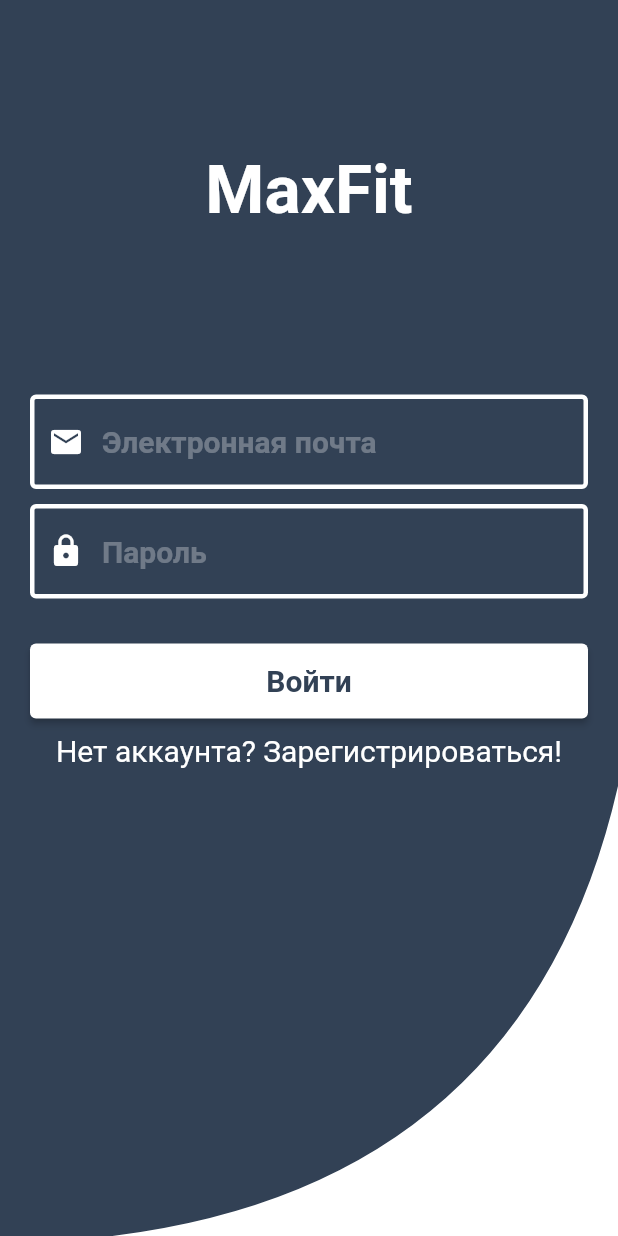
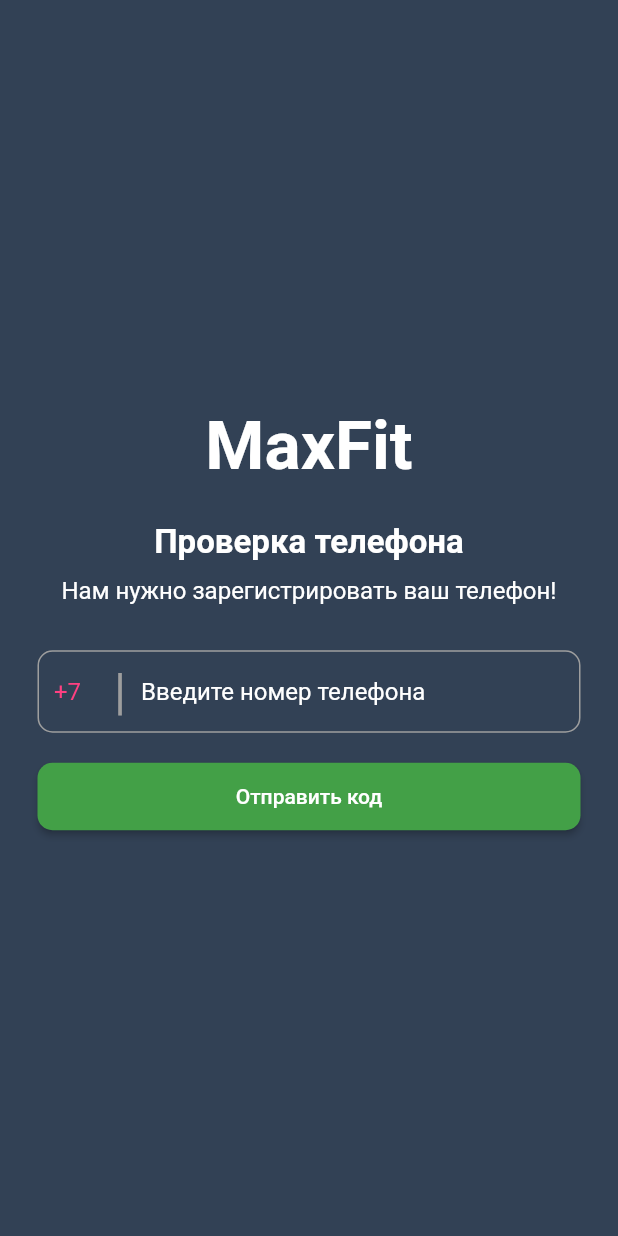
Before and after one commit to doctrix2014/MaxFit, a Flutter app: the screen it shows after launch, on a phone screen of 412 x 824 dp. Run offline on Flutter 3.47's test engine with Material 2 defaults, Android fonts, the light colour scheme and no system bars; our stand-ins replace firebase_auth, firebase_core, fluttertoast, pinput; accounts and stored records are empty.

Commit message:
Добавил регистрацию через телефон

```diff
--- a/lib/main.dart
+++ b/lib/main.dart
@@ -1,6 +1,9 @@
 import 'package:firebase_core/firebase_core.dart';
 import 'package:flutter/material.dart';
+import 'package:maxfit/screens/authphone.dart';
+import 'package:maxfit/screens/home.dart';
 import 'package:maxfit/screens/landing.dart';
+import 'package:maxfit/screens/verify.dart';
 import 'package:maxfit/services/auth.dart';
 import 'package:provider/provider.dart';
 import 'domain/user.dart';
@@ -23,6 +26,11 @@ class MaxFitApp extends StatelessWidget {
         initialData: null,
         child: MaterialApp(
             debugShowCheckedModeBanner: false,
+            routes: {
+              'phone': (context) => MyPhone(),
+              'verify': (context) => MyVerify(),
+              'home': (context) => HomePage()
+            },
             title: 'Max Fitness',
             theme: ThemeData(
                 primaryColor: const Color.fromRGBO(50, 65, 85, 1),
--- a/lib/screens/auth.dart
+++ b/lib/screens/auth.dart
@@ -1,4 +1,3 @@
-import 'package:firebase_auth/firebase_auth.dart';
 import 'package:flutter/material.dart';
 import 'package:fluttertoast/fluttertoast.dart';
 import 'package:maxfit/domain/user.dart';
--- /dev/null
+++ b/lib/screens/authphone.dart
@@ -0,0 +1,152 @@
+import 'package:firebase_auth/firebase_auth.dart';
+import 'package:flutter/material.dart';
+
+import '../domain/user.dart';
+import '../services/auth.dart';
+
+class MyPhone extends StatefulWidget {
+  const MyPhone({Key? key}) : super(key: key);
+
+  static String verify = "";
+
+  @override
+  State<MyPhone> createState() => _MyPhoneState();
+}
+
+class _MyPhoneState extends State<MyPhone> {
+  TextEditingController countryController = TextEditingController();
+
+  final AuthService _authService = AuthService();
+
+  var phone = "";
+
+  @override
+  void initState() {
+    // TODO: implement initState
+    countryController.text = "+7";
+    super.initState();
+  }
+
+  @override
+  Widget build(BuildContext context) {
+    return Scaffold(
+      backgroundColor: Theme.of(context).primaryColor,
+      body: Container(
+        margin: EdgeInsets.only(left: 25, right: 25),
+        alignment: Alignment.center,
+        child: SingleChildScrollView(
+          child: Column(
+            mainAxisAlignment: MainAxisAlignment.center,
+            children: [
+              // Image.asset(
+              //   'assets/img1.png',
+              //   width: 150,
+              //   height: 150,
+              // ),
+
+              Text(
+                'MaxFit',
+                style: TextStyle(
+                    fontSize: 45,
+                    fontWeight: FontWeight.bold,
+                    color: Colors.white),
+              ),
+
+              const SizedBox(
+                height: 25,
+              ),
+              const Text(
+                "Проверка телефона",
+                style: TextStyle(
+                    fontSize: 22,
+                    fontWeight: FontWeight.bold,
+                    color: Colors.white),
+              ),
+              const SizedBox(
+                height: 10,
+              ),
+              Text(
+                "Нам нужно зарегистрировать ваш телефон!",
+                style: TextStyle(
+                  color: Colors.white,
+                  fontSize: 16,
+                ),
+                textAlign: TextAlign.center,
+              ),
+              SizedBox(
+                height: 30,
+              ),
+              Container(
+                height: 55,
+                decoration: BoxDecoration(
+                    border: Border.all(width: 1, color: Colors.grey),
+                    borderRadius: BorderRadius.circular(10)),
+                child: Row(
+                  mainAxisAlignment: MainAxisAlignment.center,
+                  children: [
+                    SizedBox(
+                      width: 10,
+                    ),
+                    SizedBox(
+                      width: 40,
+                      child: TextField(
+                        style: TextStyle(color: Colors.pinkAccent),
+                        controller: countryController,
+                        keyboardType: TextInputType.number,
+                        decoration: const InputDecoration(
+                          border: InputBorder.none,
+                        ),
+                      ),
+                    ),
+                    const Text(
+                      "|",
+                      style: TextStyle(fontSize: 33, color: Colors.grey),
+                    ),
+                    const SizedBox(
+                      width: 10,
+                    ),
+                    Expanded(
+                        child: TextField(
+                      onChanged: (value) {
+                        phone = value;
+                      },
+                      style: TextStyle(color: Colors.pinkAccent),
+                      keyboardType: TextInputType.phone,
+                      decoration: const InputDecoration(
+                        border: InputBorder.none,
+                        hintText: "Введите номер телефона",
+                        hintStyle:TextStyle(color: Colors.white)
+                      ),
+                    ))
+                  ],
+                ),
+              ),
+              SizedBox(
+                height: 20,
+              ),
+              SizedBox(
+                width: double.infinity,
+                height: 45,
+                child: ElevatedButton(
+                    style: ElevatedButton.styleFrom(
+                        primary: Colors.green.shade600,
+                        shape: RoundedRectangleBorder(
+                            borderRadius: BorderRadius.circular(10))),
+                    onPressed: () async {
+                      //var _phoneNumber = "+44 7444 555666";
+
+                      var _phoneNumber = countryController.text + phone;
+
+                      _authService.verifyPhoneNumber(_phoneNumber);
+
+                      Navigator.pushNamed(context, 'verify');
+                    },
+                    child: Text("Отправить код")),
+              )
+            ],
+          ),
+        ),
+      ),
+    );
+  }
+}
--- a/lib/screens/landing.dart
+++ b/lib/screens/landing.dart
@@ -1,5 +1,5 @@
 import 'package:flutter/material.dart';
-import 'package:maxfit/screens/auth.dart';
+import 'package:maxfit/screens/authphone.dart';
 import 'package:maxfit/screens/home.dart';
 import 'package:provider/provider.dart';
 
@@ -12,6 +12,6 @@ class LandingPage extends StatelessWidget {
   Widget build(BuildContext context) {
     final MyUser? user = Provider.of<MyUser?>(context);
     final bool isLoggedIn = user != null;
-    return isLoggedIn ? HomePage() : AuthPage();
+    return isLoggedIn ? HomePage() : MyPhone();
   }
 }
--- a/pubspec.yaml
+++ b/pubspec.yaml
@@ -40,6 +40,7 @@ dependencies:
   provider: ^6.0.5
   fluttertoast: ^8.2.1
   firebase_core: ^2.7.1
+  pinput: ^2.2.12
 
 dev_dependencies:
   flutter_test:
@@ -62,6 +63,8 @@ flutter:
   # included with your application, so that you can use the icons in
   # the material Icons class.
   uses-material-design: true
+  assets:
+    - assets/
 
   # To add assets to your application, add an assets section, like this:
   # assets:
```
Also changed, not shown: lib/screens/verify.dart (added, +172 -0 lines), lib/services/auth.dart (+32 -0 lines), assets/img1.png (added), pubspec.lock, 7 other files.
